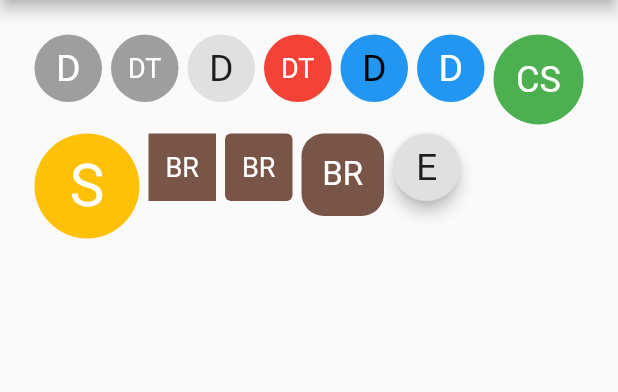
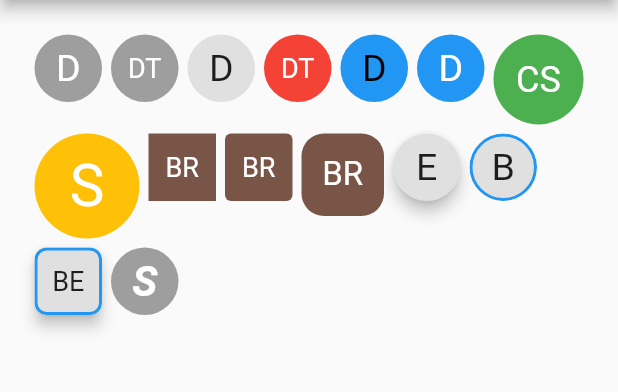
Before and after one commit to lrferreiro/flutter_initicon, a Flutter app: the screen it shows after launch, on a phone screen of 412 x 824 dp, the part 84-476 px from its top. Run offline on Flutter 3.47's test engine with Material 2 defaults, Android fonts, the phone set to English and light mode, and no system bars.

Commit message:
Updated project

```diff
--- /dev/null
+++ b/analysis_options.yaml
@@ -0,0 +1,4 @@
+include: package:flutter_lints/flutter.yaml
+
+# Additional information about this file can be found at
+# https://dart.dev/guides/language/analysis-options
--- a/example/lib/main.dart
+++ b/example/lib/main.dart
@@ -2,63 +2,91 @@ import 'package:flutter/material.dart';
 import 'package:flutter_initicon/flutter_initicon.dart';
 
 void main() {
-  runApp(MyApp());
+  runApp(const MyApp());
 }
 
 class MyApp extends StatelessWidget {
+  const MyApp({Key? key}) : super(key: key);
+
+  // This widget is the root of your application.
   @override
   Widget build(BuildContext context) {
     return MaterialApp(
       title: 'Flutter Demo',
       theme: ThemeData(
+        // This is the theme of your application.
+        //
+        // Try running your application with "flutter run". You'll see the
+        // application has a blue toolbar. Then, without quitting the app, try
+        // changing the primarySwatch below to Colors.green and then invoke
+        // "hot reload" (press "r" in the console where you ran "flutter run",
+        // or simply save your changes to "hot reload" in a Flutter IDE).
+        // Notice that the counter didn't reset back to zero; the application
+        // is not restarted.
         primarySwatch: Colors.blue,
-        visualDensity: VisualDensity.adaptivePlatformDensity,
       ),
-      home: MyHomePage(title: 'Flutter Demo Home Page'),
+      home: const MyHomePage(title: 'Flutter Demo Home Page'),
     );
   }
 }
 
 class MyHomePage extends StatefulWidget {
-  MyHomePage({Key key, this.title}) : super(key: key);
+  const MyHomePage({Key? key, required this.title}) : super(key: key);
+
+  // This widget is the home page of your application. It is stateful, meaning
+  // that it has a State object (defined below) that contains fields that affect
+  // how it looks.
+
+  // This class is the configuration for the state. It holds the values (in this
+  // case the title) provided by the parent (in this case the App widget) and
+  // used by the build method of the State. Fields in a Widget subclass are
+  // always marked "final".
 
   final String title;
 
   @override
-  _MyHomePageState createState() => _MyHomePageState();
+  State<MyHomePage> createState() => _MyHomePageState();
 }
 
 class _MyHomePageState extends State<MyHomePage> {
   @override
   Widget build(BuildContext context) {
+    // This method is rerun every time setState is called, for instance as done
+    // by the _incrementCounter method above.
+    //
+    // The Flutter framework has been optimized to make rerunning build methods
+    // fast, so that you can just rebuild anything that needs updating rather
+    // than having to individually change instances of widgets.
     return Scaffold(
       appBar: AppBar(
+        // Here we take the value from the MyHomePage object that was created by
+        // the App.build method, and use it to set our appbar title.
         title: Text(widget.title),
       ),
       body: Padding(
-        padding: EdgeInsets.all(20),
+        padding: const EdgeInsets.all(20),
         child: Wrap(
           children: [
-            Padding(
+            const Padding(
               padding: EdgeInsets.all(3),
               child: Initicon(
                 text: "Default",
               ),
             ),
-            Padding(
+            const Padding(
               padding: EdgeInsets.all(3),
               child: Initicon(
                 text: "Default Text",
               ),
             ),
             Padding(
-              padding: EdgeInsets.all(3),
+              padding: const EdgeInsets.all(3),
               child: Initicon(
                 text: "Default",
                 backgroundColor: Colors.grey.shade300,
               ),
             ),
-            Padding(
+            const Padding(
               padding: EdgeInsets.all(3),
               child: Initicon(
                 text: "Default Text",
@@ -66,21 +94,21 @@ class _MyHomePageState extends State<MyHomePage> {
               ),
             ),
             Padding(
-              padding: EdgeInsets.all(3),
+              padding: const EdgeInsets.all(3),
               child: Initicon(
                 text: "Default",
                 backgroundColor: Colors.blue,
                 color: Colors.black,
               ),
             ),
-            Padding(
+            const Padding(
               padding: EdgeInsets.all(3),
               child: Initicon(
                 text: "Default",
                 backgroundColor: Colors.blue,
               ),
             ),
-            Padding(
+            const Padding(
               padding: EdgeInsets.all(3),
               child: Initicon(
                 text: "Custom Size",
@@ -88,7 +116,7 @@ class _MyHomePageState extends State<MyHomePage> {
                 size: 60,
               ),
             ),
-            Padding(
+            const Padding(
               padding: EdgeInsets.all(3),
               child: Initicon(
                 text: "Size",
@@ -96,7 +124,7 @@ class _MyHomePageState extends State<MyHomePage> {
                 size: 70,
               ),
             ),
-            Padding(
+            const Padding(
               padding: EdgeInsets.all(3),
               child: Initicon(
                 text: "Border Radius",
@@ -105,7 +133,7 @@ class _MyHomePageState extends State<MyHomePage> {
               ),
             ),
             Padding(
-              padding: EdgeInsets.all(3),
+              padding: const EdgeInsets.all(3),
               child: Initicon(
                 text: "Border Radius",
                 backgroundColor: Colors.brown,
@@ -113,7 +141,7 @@ class _MyHomePageState extends State<MyHomePage> {
               ),
             ),
             Padding(
-              padding: EdgeInsets.all(3),
+              padding: const EdgeInsets.all(3),
               child: Initicon(
                 text: "Border Radius",
                 backgroundColor: Colors.brown,
@@ -122,11 +150,46 @@ class _MyHomePageState extends State<MyHomePage> {
               ),
             ),
             Padding(
-              padding: EdgeInsets.all(3),
+              padding: const EdgeInsets.all(3),
               child: Initicon(
                 text: "Elevation",
                 elevation: 4,
                 backgroundColor: Colors.grey.shade300,
+              ),
+            ),
+            Padding(
+              padding: const EdgeInsets.all(3),
+              child: Initicon(
+                text: "Border",
+                backgroundColor: Colors.grey.shade300,
+                border: Border.all(
+                  color: Colors.blue,
+                  width: 2,
+                ),
+              ),
+            ),
+            Padding(
+              padding: const EdgeInsets.all(3),
+              child: Initicon(
+                text: "Border Elevation",
+                elevation: 4,
+                backgroundColor: Colors.grey.shade300,
+                border: Border.all(
+                  color: Colors.blue,
+                  width: 2,
+                ),
+                borderRadius: BorderRadius.circular(8),
+              ),
+            ),
+            const Padding(
+              padding: EdgeInsets.all(3),
+              child: Initicon(
+                text: "Style",
+                style: TextStyle(
+                  fontWeight: FontWeight.bold,
+                  fontSize: 28,
+                  fontStyle: FontStyle.italic,
+                ),
               ),
             ),
           ],
--- a/lib/src/initicon.dart
+++ b/lib/src/initicon.dart
@@ -3,19 +3,19 @@ import 'package:flutter/material.dart';
 extension on String {
   String initials() {
     String result = "";
-    List<String> words = this.split(" ");
-    words.forEach((element) {
-      if (element.isNotEmpty && result.length < 2) {
-        result += element[0];
+    List<String> words = split(" ");
+    for (var element in words) {
+      if (element.trim().isNotEmpty && result.length < 2) {
+        result += element[0].trim();
       }
-    });
+    }
 
     return result.trim().toUpperCase();
   }
 }
 
 class Initicon extends StatelessWidget {
-  final String? text;
+  final String text;
   final Color backgroundColor;
 
   /// Font color by default is smart. If background color is dark, the font color is white, else is black.
@@ -23,15 +23,19 @@ class Initicon extends StatelessWidget {
   final double size;
   final BorderRadiusGeometry? borderRadius;
   final double elevation;
+  final TextStyle? style;
+  final BoxBorder? border;
 
   const Initicon({
     Key? key,
-    this.text,
+    required this.text,
     this.backgroundColor = Colors.grey,
     this.color,
     this.size = 45,
     this.borderRadius,
     this.elevation = 0,
+    this.style,
+    this.border,
   }) : super(key: key);
 
   @override
@@ -44,19 +48,29 @@ class Initicon extends StatelessWidget {
       child: Container(
         width: size,
         height: size,
+        decoration: BoxDecoration(
+          borderRadius: borderRadius ?? BorderRadius.circular(150),
+          border: border,
+        ),
         child: Center(
-          child: Text(
-            text!.initials(),
+          child: DefaultTextStyle(
             style: TextStyle(
-              color: color ??
-                  (HSLColor.fromColor(backgroundColor).lightness < 0.8
-                      ? Colors.white
-                      : Colors.black87),
-              fontSize: size / (text!.initials().length == 2 ? 2.5 : 1.8),
+              color: color ?? _color,
+              fontSize: _fontSize,
+            ),
+            child: Text(
+              text.initials(),
+              style: style,
             ),
           ),
         ),
       ),
     );
   }
+
+  Color get _color => HSLColor.fromColor(backgroundColor).lightness < 0.8
+      ? Colors.white
+      : Colors.black87;
+
+  double get _fontSize => size / (text.initials().length == 2 ? 2.5 : 1.8);
 }
```
Also changed, not shown: example/analysis_options.yaml (added, +29 -0 lines), example/pubspec.yaml (+72 -2 lines), pubspec.yaml (+41 -3 lines), example/pubspec.lock, pubspec.lock, 89 other files.
